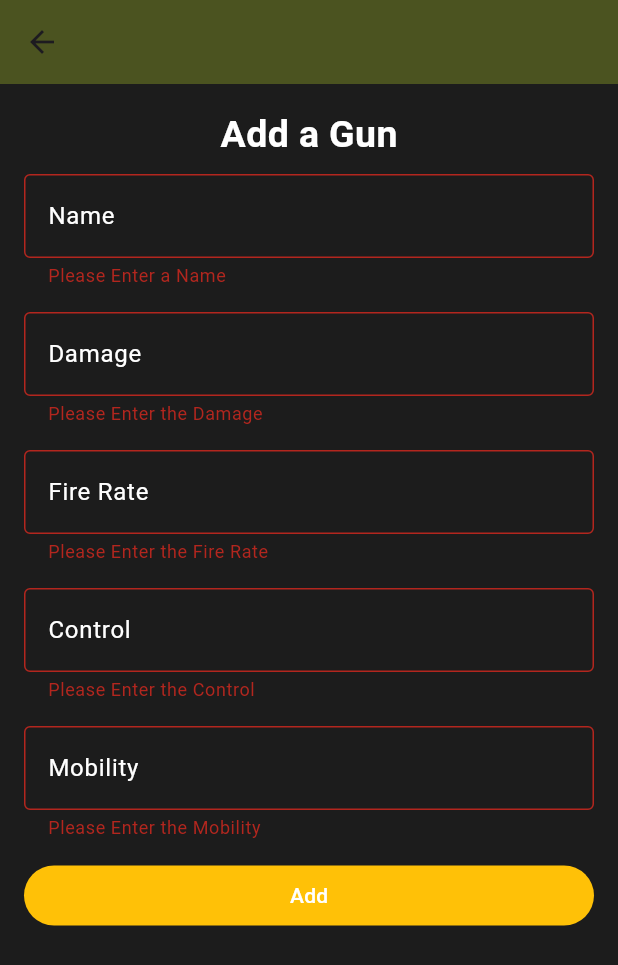
After one commit to neil761/MobileApp, a Flutter app: the NewGun screen opened by its route, after a tap on "Add", on a phone screen of 412 x 824 dp. The commit adds this screen. Shown: the top 965 px of the screen. Run offline on Flutter 3.47's test engine with Material 3 defaults, Android fonts, the phone set to English and light mode, and no system bars.

Commit message:
dynamic ui

```diff
--- a/lib/main.dart
+++ b/lib/main.dart
@@ -2,10 +2,16 @@ import 'package:flutter/material.dart';
 import 'package:flutter/material.dart';
 import 'package:my_test1/pages/dashboard.dart';
 import 'package:my_test1/pages/listItems.dart';
+import 'package:my_test1/pages/newGun.dart';
 
 
 void main() {
+
   runApp(MaterialApp(
-    home: listItems()
+    debugShowCheckedModeBanner: false,
+    routes: {
+      '/' : (context) => listItems(),
+      '/add' : (context) => NewGun(),
+    },
   ));
 }
--- a/lib/pages/listItems.dart
+++ b/lib/pages/listItems.dart
@@ -81,8 +81,14 @@ class _listItemsState extends State<listItems> {
 
               ),
             ),
-            )
+            ),
 
+      floatingActionButton: FloatingActionButton(
+        onPressed: (){
+          Navigator.pushNamed(context, '/add');
+        },
+        child: Icon(Icons.add),
+        ),
     );
   }
 }
--- /dev/null
+++ b/lib/pages/newGun.dart
@@ -0,0 +1,170 @@
+import 'package:flutter/material.dart';
+
+class NewGun extends StatefulWidget {
+  const NewGun({super.key});
+
+  @override
+  State<NewGun> createState() => _NewGunState();
+}
+
+class _NewGunState extends State<NewGun> {
+
+  final _formKey = GlobalKey<FormState>();
+  String _name = '';
+  int _damage = 0;
+  int _fireRate = 0;
+  int _control = 0;
+  int _mobility = 0;
+
+  @override
+  Widget build(BuildContext context) {
+    return Scaffold(
+      resizeToAvoidBottomInset: false,
+      backgroundColor: Color.fromARGB(255, 28, 28, 28),
+      appBar: AppBar(
+        backgroundColor: const Color.fromARGB(255, 75, 83, 32),
+      ),
+      body: Container(
+        margin: EdgeInsets.all(16),
+        child: Form(
+          key: _formKey,
+          child: Column(
+            children: [
+              Text('Add a Gun',
+              style: TextStyle(
+                fontWeight: FontWeight.bold,
+                fontSize: 25,
+                color: Colors.white,
+              ),),
+
+              Padding(
+                padding: EdgeInsets.symmetric(vertical: 8),
+                child: TextFormField(
+                style: TextStyle(color: Colors.white),
+                decoration: InputDecoration(
+                  border: OutlineInputBorder(),
+                  labelText: 'Name',
+                  labelStyle: TextStyle(color: Colors.white),
+                  focusedBorder: OutlineInputBorder(
+                    borderSide: BorderSide(color: Colors.white, width: 2.0),
+                    borderRadius: BorderRadius.circular(10),
+                  ),
+                ),
+                validator: (value) {
+                  if(value == null || value.isEmpty){
+                    return 'Please Enter a Name';
+                  }
+                },
+               ),
+              ),
+
+              Padding(
+                padding: EdgeInsets.symmetric(vertical: 8),
+                child: TextFormField(
+                style: TextStyle(color: Colors.white),
+                decoration: InputDecoration(
+                  border: OutlineInputBorder(),
+                  labelText: 'Damage',
+                  labelStyle: TextStyle(color: Colors.white),
+                  focusedBorder: OutlineInputBorder(
+                    borderSide: BorderSide(color: Colors.white, width: 2.0),
+                    borderRadius: BorderRadius.circular(10),
+                  ),
+                ),
+                validator: (value) {
+                  if(value == null || value.isEmpty){
+                    return 'Please Enter the Damage';
+                  }
+                },
+               ),
+              ),
+
+              Padding(
+                padding: EdgeInsets.symmetric(vertical: 8),
+                child: TextFormField(
+                style: TextStyle(color: Colors.white),
+                decoration: InputDecoration(
+                  border: OutlineInputBorder(),
+                  labelText: 'Fire Rate',
+                  labelStyle: TextStyle(color: Colors.white),
+                  focusedBorder: OutlineInputBorder(
+                    borderSide: BorderSide(color: Colors.white, width: 2.0),
+                    borderRadius: BorderRadius.circular(10),
+                  ),
+                ),
+                validator: (value) {
+                  if(value == null || value.isEmpty){
+                    return 'Please Enter the Fire Rate';
+                  }
+                },
+               ),
+              ),
+
+              Padding(
+                padding: EdgeInsets.symmetric(vertical: 8),
+                child: TextFormField(
+                style: TextStyle(color: Colors.white),
+                decoration: InputDecoration(
+                  border: OutlineInputBorder(),
+                  labelText: 'Control',
+                  labelStyle: TextStyle(color: Colors.white),
+                  focusedBorder: OutlineInputBorder(
+                    borderSide: BorderSide(color: Colors.white, width: 2.0),
+                    borderRadius: BorderRadius.circular(10),
+                  ),
+                ),
+                validator: (value) {
+                  if(value == null || value.isEmpty){
+                    return 'Please Enter the Control';
+                  }
+                },
+               ),
+              ),
+
+              Padding(
+                padding: EdgeInsets.symmetric(vertical: 8),
+                child: TextFormField(
+                style: TextStyle(color: Colors.white),
+                decoration: InputDecoration(
+                  border: OutlineInputBorder(),
+                  labelText: 'Mobility',
+                  labelStyle: TextStyle(color: Colors.white),
+                  focusedBorder: OutlineInputBorder(
+                    borderSide: BorderSide(color: Colors.white, width: 2.0),
+                    borderRadius: BorderRadius.circular(10),
+                  ),
+                ),
+                validator: (value) {
+                  if(value == null || value.isEmpty){
+                    return 'Please Enter the Mobility';
+                  }
+                },
+               ),
+              ),
+
+              Container(
+                margin: EdgeInsets.symmetric(vertical: 5),
+                child: Column(
+                  crossAxisAlignment: CrossAxisAlignment.stretch,
+                  children: [
+                    FilledButton(
+                      onPressed: (){
+                        if(_formKey.currentState!.validate()){
+                          print('The form is Validated');
+                        }
+                      },
+                      child: Text(
+                        'Add'
+                      ),
+                      style: FilledButton.styleFrom(backgroundColor: Colors.amber),
+                      ),
+                  ],
+                ),
+              )
+            ],
+          )
+          ),
+      ),
+    );
+  }
+}
```
